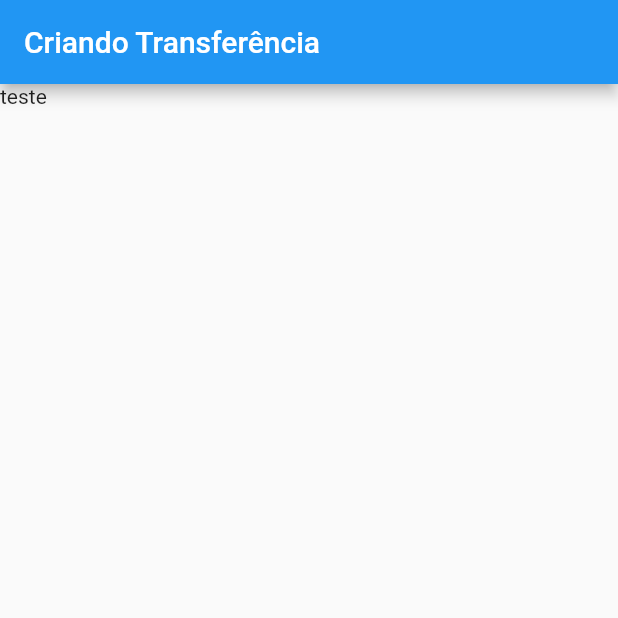
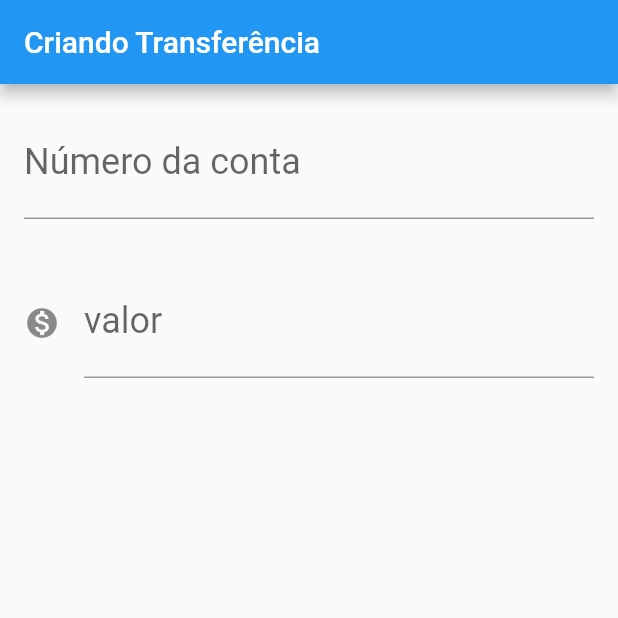
Before and after one commit to diegominelli/ByteBankApp, a Flutter app: the screen it shows after launch, on a phone screen of 412 x 824 dp, the top half of it. Run offline on Flutter 3.47's test engine with Material 2 defaults, Android fonts, the phone set to English and light mode, and no system bars.

Commit message:
desenvolvendo o layout do formulario

```diff
--- a/lib/main.dart
+++ b/lib/main.dart
@@ -24,7 +24,37 @@
         appBar: AppBar(
           title: const Text('Criando Transferência'),
         ),
-        body: const Text('teste'));
+        body: Column(
+          children: const <Widget>[
+            Padding(
+              padding: EdgeInsets.all(16.0),
+              child: TextField(
+                style: TextStyle(fontSize: 24.0),
+                decoration: InputDecoration(
+                    labelText: 'Número da conta', hintText: '0000'),
+                keyboardType: TextInputType.number,
+              ),
+            ),
+            Padding(
+              padding: EdgeInsets.all(16.0),
+              child: TextField(
+                style: TextStyle(fontSize: 24.0),
+                decoration: InputDecoration(
+                    icon: Icon(Icons.monetization_on),
+                    labelText: 'valor',
+                    hintText: '0.00'),
+                keyboardType: TextInputType.number,
+              ),
+            ),
+            // ElevatedButton(
+            //   onPressed: (),
+            //   child: const Text(
+            //     'Confirmar',
+            //     style: TextStyle(fontSize: 24),
+            //   ),
+            // )
+          ],
+        ));
   }
 }
 
```
